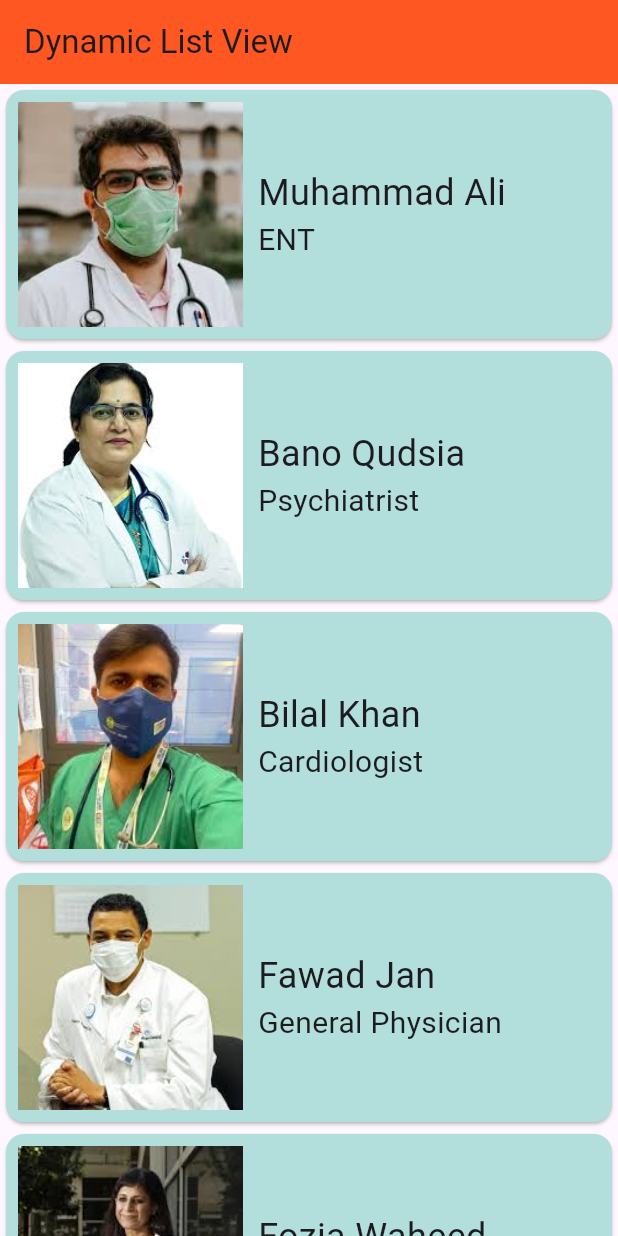
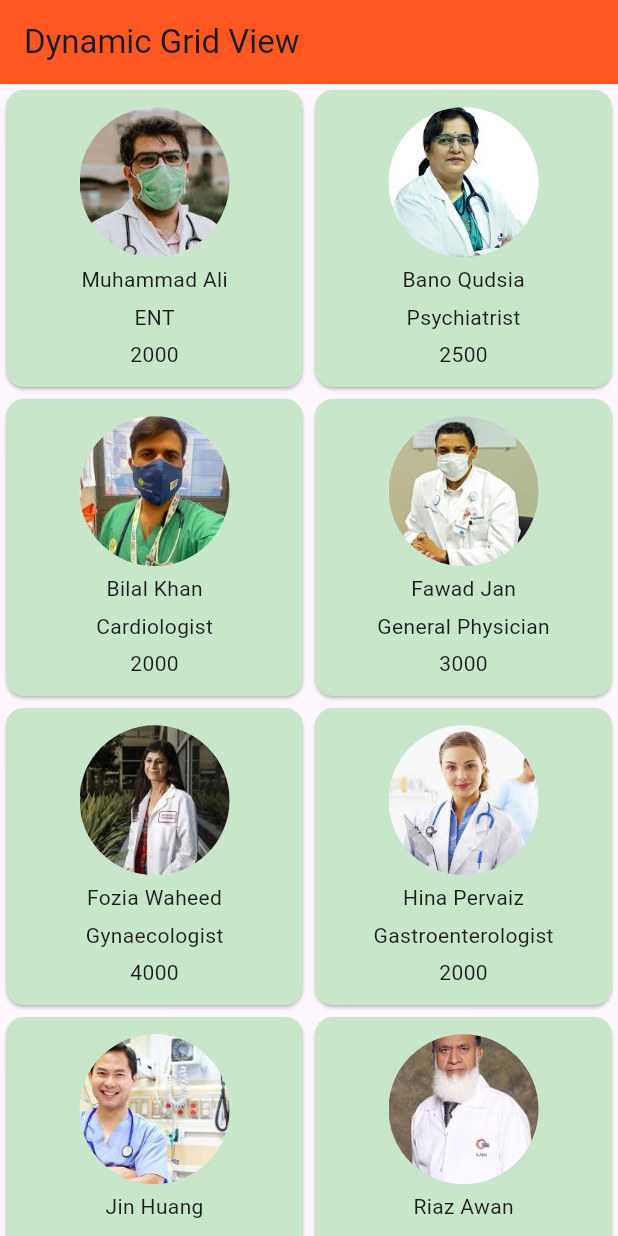
Before and after one commit to abidroid/uoajk_day3, a Flutter app: the screen it shows after launch, on a phone screen of 412 x 824 dp. Run offline on Flutter 3.47's test engine with Material 3 defaults, Android fonts, the phone set to English and light mode, and no system bars; our stand-ins replace fluttertoast.

Commit message:
gridview navigation

```diff
--- a/lib/main.dart
+++ b/lib/main.dart
@@ -26,7 +26,7 @@ class MyApp extends StatelessWidget {
 
         colorScheme: ColorScheme.fromSeed(seedColor: Colors.deepPurple),
       ),
-      home: DynamicListviewScreen(),
+      home: DynamicGridviewScreen(),
     );
   }
 }
--- a/lib/screens/dynamic_gridview_screen.dart
+++ b/lib/screens/dynamic_gridview_screen.dart
@@ -1,5 +1,6 @@
 
 import 'package:flutter/material.dart';
+import 'package:uoajk_day3/screens/doctor_detail_screen.dart';
 
 import '../models/doctor.dart';
 
@@ -83,7 +84,14 @@ class DynamicGridviewScreen extends StatelessWidget {
 
 
 
-          return Card(
+          return InkWell(
+            onTap: (){
+
+              Navigator.of(context).push(MaterialPageRoute(builder: (context){
+                return DoctorDetailScreen(doctor: doctor);
+              }));
+            },
+            child: Card(
               color: Colors.green[100],
               child: Column(
                 mainAxisAlignment: MainAxisAlignment.center,
@@ -99,6 +107,7 @@ class DynamicGridviewScreen extends StatelessWidget {
                   Text(doctor.fee.toString()),
                 ],
               ),
+            ),
           );
 
           }),
```
Lines whose indentation alone changed are shown as unchanged.
